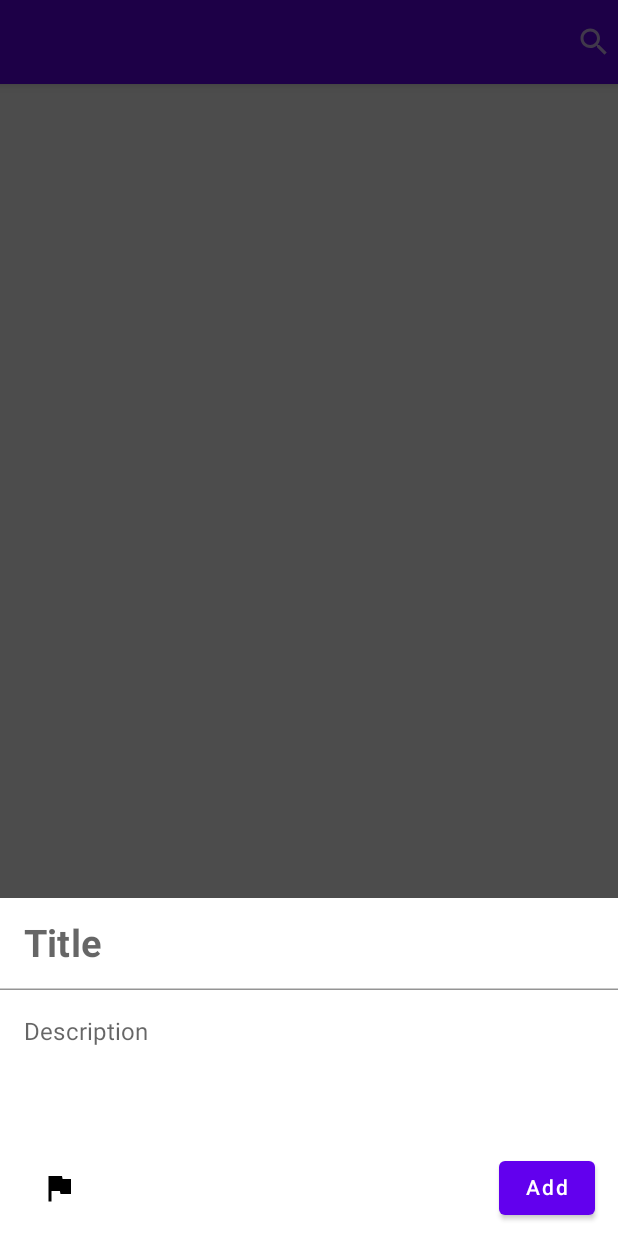
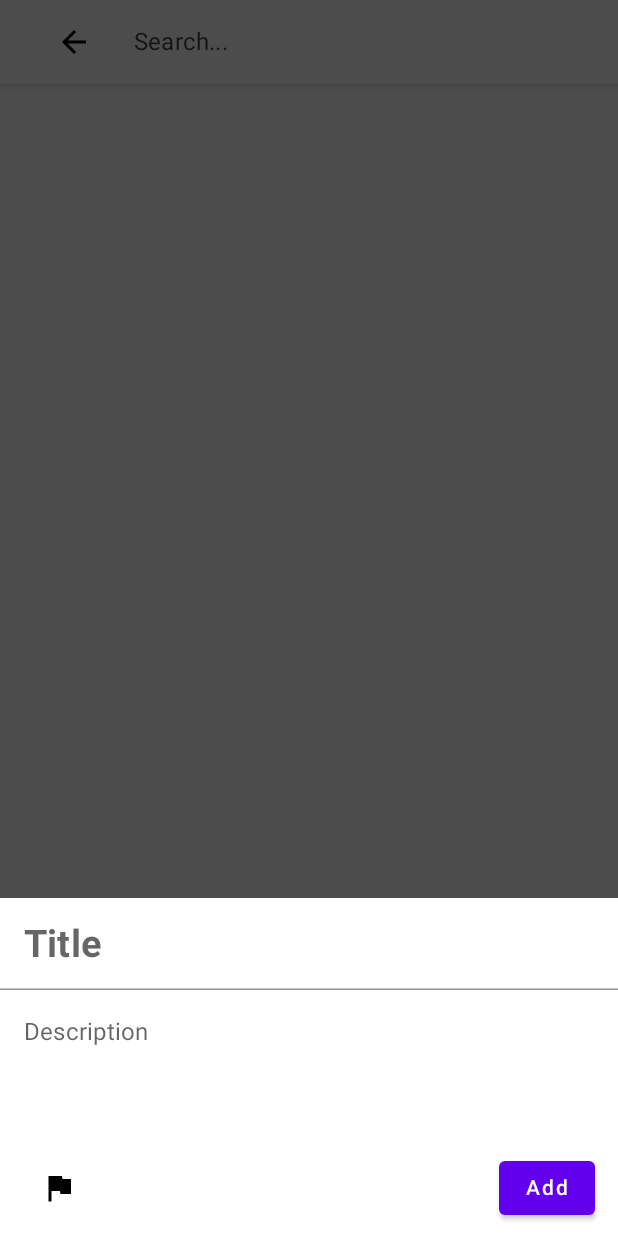
Before and after one commit to andraantariksa/cata, an Android app built with Jetpack Compose: the screen it shows after launch (MainActivity), after a tap on "Add TODO", on a phone screen of 412 x 824 dp. Run offline under Robolectric (Android 15) with nearby library versions, the phone set to English and light mode, and no system bars; our stand-ins replace Dagger/Hilt's generated code, Room's generated code, Timber, accompanist; libraries missing offline, so code that uses them is left out: de.schnettler.datastore; 1 statement that could not run was skipped; 2 other taps on this screen came first.

Commit message:
Add search UI for topbar in ToDos Screen

```diff
--- a/app/src/main/java/id/shaderboi/cata/feature_todo/ui/home/todos/components/TopBar.kt
+++ b/app/src/main/java/id/shaderboi/cata/feature_todo/ui/home/todos/components/TopBar.kt
@@ -1,21 +1,139 @@
 package id.shaderboi.cata.feature_todo.ui.home.todos.components
 
-import androidx.compose.material.Icon
-import androidx.compose.material.MaterialTheme
-import androidx.compose.material.TopAppBar
+import androidx.activity.compose.BackHandler
+import androidx.compose.animation.core.animateFloatAsState
+import androidx.compose.animation.core.tween
+import androidx.compose.foundation.background
+import androidx.compose.foundation.layout.*
+import androidx.compose.material.*
 import androidx.compose.material.icons.Icons
+import androidx.compose.material.icons.filled.ArrowBack
 import androidx.compose.material.icons.filled.Search
-import androidx.compose.runtime.Composable
+import androidx.compose.material.icons.filled.Sort
+import androidx.compose.runtime.*
+import androidx.compose.ui.Alignment
+import androidx.compose.ui.Modifier
+import androidx.compose.ui.geometry.Offset
+import androidx.compose.ui.graphics.Color
+import androidx.compose.ui.layout.onGloballyPositioned
+import androidx.compose.ui.text.font.FontWeight
 import androidx.compose.ui.tooling.preview.Preview
+import androidx.compose.ui.unit.dp
+import androidx.compose.ui.unit.sp
 
 @Composable
 @Preview
 fun TopBar() {
+    var isSearching by remember { mutableStateOf(false) }
+    var searchButtonPosition by remember { mutableStateOf(Offset.Zero) }
+
     TopAppBar(
         backgroundColor = MaterialTheme.colors.primary,
-        actions = {
-            Icon(imageVector = Icons.Default.Search, contentDescription = "Search")
-        },
-        title = {}
+        modifier = Modifier.fillMaxWidth(),
+        contentPadding = PaddingValues(0.dp)
+    ) {
+        Box {
+            Row(
+                verticalAlignment = Alignment.CenterVertically,
+                modifier = Modifier.fillMaxSize(),
+                horizontalArrangement = Arrangement.SpaceBetween
+            ) {
+                Text(
+                    "Todo",
+                    fontWeight = FontWeight.Bold,
+                    fontSize = 17.sp,
+                    modifier = Modifier.padding(start = 10.dp)
+                )
+                Row(
+                    verticalAlignment = Alignment.CenterVertically,
+                ) {
+                    IconButton(
+                        onClick = {
+                            isSearching = true
+                        },
+                        modifier = Modifier.onGloballyPositioned {
+                            val topAppBar = it.parentLayoutCoordinates!!.parentLayoutCoordinates!!
+                            val coordinateInTopAppBar = topAppBar.localPositionOf(it, Offset.Zero)
+                            val centerThisButton = Offset(
+                                (coordinateInTopAppBar.x + it.size.width / 2) / topAppBar.size.width,
+                                (coordinateInTopAppBar.y + it.size.height / 2) / topAppBar.size.height
+                            )
+                            searchButtonPosition = centerThisButton
+                        }
+                    ) {
+                        Icon(imageVector = Icons.Default.Search, contentDescription = "Search")
+                    }
+                    IconButton(
+                        onClick = {
+
+                        }
+                    ) {
+                        Icon(imageVector = Icons.Default.Sort, contentDescription = "Sort")
+                    }
+                }
+            }
+            SearchBar(
+                isSearching,
+                onBackPressedCallback = {
+                    isSearching = false
+                },
+                startCirclePosition = searchButtonPosition
+            )
+        }
+    }
+}
+
+@Composable
+fun SearchBar(
+    visible: Boolean,
+    startCirclePosition: Offset = Offset(0.5f, 0.5f),
+    onBackPressedCallback: () -> Unit
+) {
+    BackHandler(visible) {
+        onBackPressedCallback()
+    }
+
+    var searchText by remember { mutableStateOf("") }
+    val circleRadius = animateFloatAsState(
+        targetValue = if (visible) 1f else 0f,
+        animationSpec = tween()
     )
+
+    if (circleRadius.value > 0.0f) {
+        Row(
+            verticalAlignment = Alignment.CenterVertically,
+            modifier = Modifier
+                .fillMaxSize()
+                .circularReveal(circleRadius, startCirclePosition)
+                .background(MaterialTheme.colors.surface)
+                .padding(horizontal = 20.dp)
+        ) {
+            IconButton(
+                onClick = onBackPressedCallback,
+                modifier = Modifier.padding(start = 5.dp)
+            ) {
+                Icon(
+                    imageVector = Icons.Default.ArrowBack,
+                    contentDescription = "Back",
+                    tint = MaterialTheme.colors.onSurface
+                )
+            }
+            TextField(
+                value = searchText,
+                onValueChange = { text ->
+                    searchText = text
+                },
+                placeholder = {
+                    Text("Search...")
+                },
+                modifier = Modifier.fillMaxWidth(),
+                colors = TextFieldDefaults.textFieldColors(
+                    backgroundColor = Color.Transparent,
+                    focusedIndicatorColor = Color.Transparent,
+                    unfocusedIndicatorColor = Color.Transparent,
+                    disabledIndicatorColor = Color.Transparent
+                ),
+            )
+        }
+    }
 }
```
Also changed, not shown: app/src/main/java/id/shaderboi/cata/feature_todo/ui/home/todos/components/CircularReveal.kt (added, +83 -0 lines).
